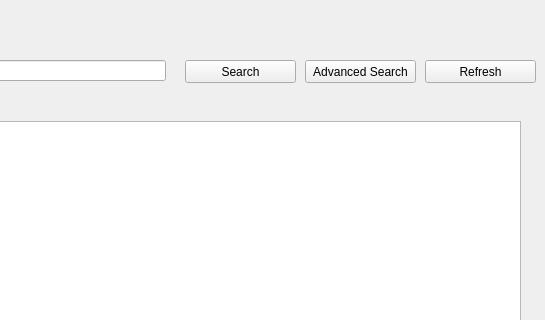
This is together/search_class/search.ui in SDSMT-CSC464-F15/dancesoft as Qt 5 draws it before an edit; both pictures show x 255 to 800 and y 0 to 320 of the 800 by 629 pixel window. The edited form follows.
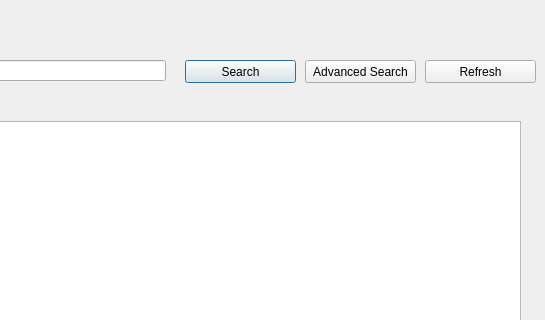
This is the edited form.

The edit to the form file:
```diff
--- a/together/search_class/search.ui
+++ b/together/search_class/search.ui
@@ -49,6 +49,12 @@
     <property name="text">
      <string>Search</string>
     </property>
+    <property name="autoDefault">
+     <bool>true</bool>
+    </property>
+    <property name="default">
+     <bool>true</bool>
+    </property>
    </widget>
    <widget class="QPushButton" name="Adv_search_btn">
     <property name="geometry">
```
